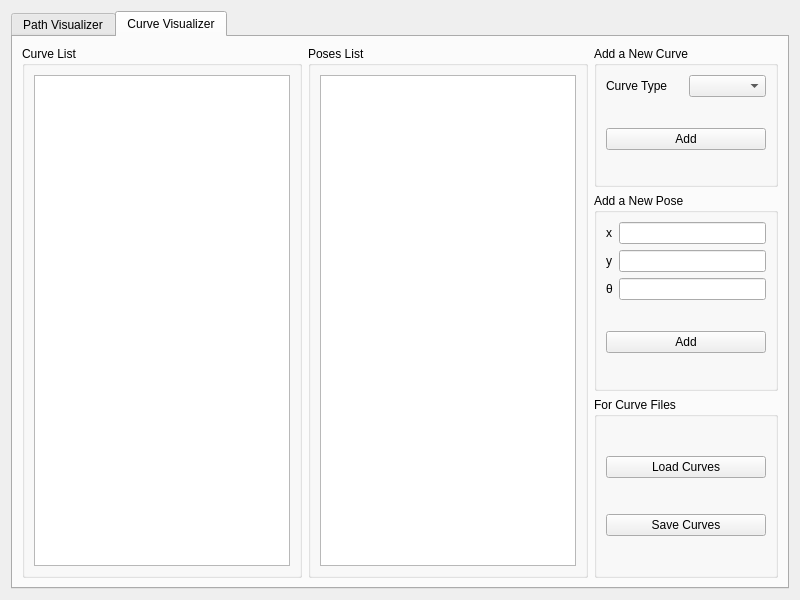
Before: the Qt Designer form src/rviz_plugins/rmpv/ui/rmpv.ui in ai-winter/ros_motion_planning_visualizer, drawn with Qt 5.
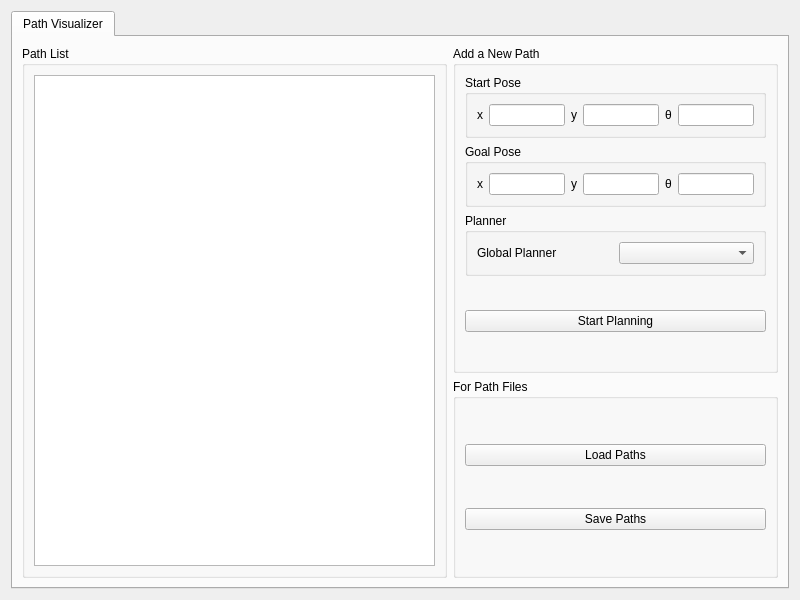
After: the same form once the commit is applied. The open tabs and pages were chosen to show the change.

What changed in the file:
```diff
--- a/src/rviz_plugins/rmpv/ui/rmpv.ui
+++ b/src/rviz_plugins/rmpv/ui/rmpv.ui
@@ -325,339 +325,6 @@
        </item>
       </layout>
      </widget>
-     <widget class="QWidget" name="tab_curve">
-      <attribute name="title">
-       <string>Curve Visualizer</string>
-      </attribute>
-      <layout class="QGridLayout" name="gridLayout_curve">
-       <item row="0" column="0" rowspan="3">
-        <widget class="QGroupBox" name="groupBox_curve_curves">
-         <property name="sizePolicy">
-          <sizepolicy hsizetype="Preferred" vsizetype="Preferred">
-           <horstretch>0</horstretch>
-           <verstretch>0</verstretch>
-          </sizepolicy>
-         </property>
-         <property name="toolTip">
-          <string/>
-         </property>
-         <property name="title">
-          <string>Curve List</string>
-         </property>
-         <layout class="QHBoxLayout" name="horizontalLayout_curve_curves">
-          <item>
-           <widget class="QTableView" name="tableView_curve_curves">
-            <property name="sizePolicy">
-             <sizepolicy hsizetype="Expanding" vsizetype="Expanding">
-              <horstretch>0</horstretch>
-              <verstretch>0</verstretch>
-             </sizepolicy>
-            </property>
-            <property name="horizontalScrollBarPolicy">
-             <enum>Qt::ScrollBarAsNeeded</enum>
-            </property>
-            <property name="sizeAdjustPolicy">
-             <enum>QAbstractScrollArea::AdjustIgnored</enum>
-            </property>
-            <property name="editTriggers">
-             <set>QAbstractItemView::NoEditTriggers</set>
-            </property>
-           </widget>
-          </item>
-         </layout>
-        </widget>
-       </item>
-       <item row="2" column="2">
-        <widget class="QGroupBox" name="groupBox_curve_files">
-         <property name="maximumSize">
-          <size>
-           <width>200</width>
-           <height>16777215</height>
-          </size>
-         </property>
-         <property name="toolTip">
-          <string/>
-         </property>
-         <property name="title">
-          <string>For Curve Files</string>
-         </property>
-         <layout class="QVBoxLayout" name="verticalLayout_curve_files">
-          <item>
-           <spacer name="verticalSpacer_curve_files_1">
-            <property name="orientation">
-             <enum>Qt::Vertical</enum>
-            </property>
-            <property name="sizeHint" stdset="0">
-             <size>
-              <width>20</width>
-              <height>40</height>
-             </size>
-            </property>
-           </spacer>
-          </item>
-          <item>
-           <widget class="QPushButton" name="pushButton_curve_files_load">
-            <property name="toolTip">
-             <string>Load some .json path data files and append them to the path list</string>
-            </property>
-            <property name="text">
-             <string>Load Curves</string>
-            </property>
-           </widget>
-          </item>
-          <item>
-           <spacer name="verticalSpacer_curve_files_2">
-            <property name="orientation">
-             <enum>Qt::Vertical</enum>
-            </property>
-            <property name="sizeHint" stdset="0">
-             <size>
-              <width>20</width>
-              <height>40</height>
-             </size>
-            </property>
-           </spacer>
-          </item>
-          <item>
-           <widget class="QPushButton" name="pushButton_curve_files_save">
-            <property name="toolTip">
-             <string>Save selected paths data into a .json file</string>
-            </property>
-            <property name="text">
-             <string>Save Curves</string>
-            </property>
-           </widget>
-          </item>
-          <item>
-           <spacer name="verticalSpacer_curve_files_3">
-            <property name="orientation">
-             <enum>Qt::Vertical</enum>
-            </property>
-            <property name="sizeHint" stdset="0">
-             <size>
-              <width>20</width>
-              <height>40</height>
-             </size>
-            </property>
-           </spacer>
-          </item>
-         </layout>
-        </widget>
-       </item>
-       <item row="0" column="1" rowspan="3">
-        <widget class="QGroupBox" name="groupBox_curve_poses">
-         <property name="sizePolicy">
-          <sizepolicy hsizetype="Preferred" vsizetype="Preferred">
-           <horstretch>0</horstretch>
-           <verstretch>0</verstretch>
-          </sizepolicy>
-         </property>
-         <property name="toolTip">
-          <string/>
-         </property>
-         <property name="title">
-          <string>Poses List</string>
-         </property>
-         <layout class="QHBoxLayout" name="horizontalLayout_curve_poses">
-          <item>
-           <widget class="QTableView" name="tableView_curve_poses">
-            <property name="sizePolicy">
-             <sizepolicy hsizetype="Expanding" vsizetype="Expanding">
-              <horstretch>0</horstretch>
-              <verstretch>0</verstretch>
-             </sizepolicy>
-            </property>
-            <property name="horizontalScrollBarPolicy">
-             <enum>Qt::ScrollBarAsNeeded</enum>
-            </property>
-            <property name="sizeAdjustPolicy">
-             <enum>QAbstractScrollArea::AdjustIgnored</enum>
-            </property>
-            <property name="editTriggers">
-             <set>QAbstractItemView::NoEditTriggers</set>
-            </property>
-           </widget>
-          </item>
-         </layout>
-        </widget>
-       </item>
-       <item row="1" column="2">
-        <widget class="QGroupBox" name="groupBox_curve_addPose">
-         <property name="maximumSize">
-          <size>
-           <width>200</width>
-           <height>16777215</height>
-          </size>
-         </property>
-         <property name="toolTip">
-          <string>The start point of the new path</string>
-         </property>
-         <property name="title">
-          <string>Add a New Pose</string>
-         </property>
-         <layout class="QVBoxLayout" name="verticalLayout_curve_addPose">
-          <item>
-           <layout class="QGridLayout" name="gridLayout_curve_addPose_inputs">
-            <property name="topMargin">
-             <number>0</number>
-            </property>
-            <item row="0" column="0">
-             <widget class="QLabel" name="label_curve_addPose_x">
-              <property name="text">
-               <string>x</string>
-              </property>
-             </widget>
-            </item>
-            <item row="1" column="0">
-             <widget class="QLabel" name="label_curve_addPose_y">
-              <property name="text">
-               <string>y</string>
-              </property>
-             </widget>
-            </item>
-            <item row="2" column="1">
-             <widget class="QLineEdit" name="lineEdit_curve_addPose_theta"/>
-            </item>
-            <item row="0" column="1">
-             <widget class="QLineEdit" name="lineEdit_curve_addPose_x"/>
-            </item>
-            <item row="2" column="0">
-             <widget class="QLabel" name="label_curve_addPose_theta">
-              <property name="text">
-               <string>θ</string>
-              </property>
-             </widget>
-            </item>
-            <item row="1" column="1">
-             <widget class="QLineEdit" name="lineEdit_curve_addPose_y"/>
-            </item>
-           </layout>
-          </item>
-          <item>
-           <spacer name="verticalSpacer_curve_addPose_1">
-            <property name="orientation">
-             <enum>Qt::Vertical</enum>
-            </property>
-            <property name="sizeHint" stdset="0">
-             <size>
-              <width>20</width>
-              <height>40</height>
-             </size>
-            </property>
-           </spacer>
-          </item>
-          <item>
-           <widget class="QPushButton" name="pushButton_curve_addPose_add">
-            <property name="text">
-             <string>Add</string>
-            </property>
-           </widget>
-          </item>
-          <item>
-           <spacer name="verticalSpacer_curve_addPose_2">
-            <property name="orientation">
-             <enum>Qt::Vertical</enum>
-            </property>
-            <property name="sizeHint" stdset="0">
-             <size>
-              <width>20</width>
-              <height>40</height>
-             </size>
-            </property>
-           </spacer>
-          </item>
-         </layout>
-        </widget>
-       </item>
-       <item row="0" column="2">
-        <widget class="QGroupBox" name="groupBox_curve_addCurve">
-         <property name="enabled">
-          <bool>true</bool>
-         </property>
-         <property name="sizePolicy">
-          <sizepolicy hsizetype="Preferred" vsizetype="Preferred">
-           <horstretch>0</horstretch>
-           <verstretch>0</verstretch>
-          </sizepolicy>
-         </property>
-         <property name="maximumSize">
-          <size>
-           <width>200</width>
-           <height>16777215</height>
-          </size>
-         </property>
-         <property name="toolTip">
-          <string/>
-         </property>
-         <property name="title">
-          <string>Add a New Curve</string>
-         </property>
-         <layout class="QVBoxLayout" name="verticalLayout_curve_addCurve">
-          <item>
-           <layout class="QHBoxLayout" name="horizontalLayout_curve_addCurve_type">
-            <property name="topMargin">
-             <number>0</number>
-            </property>
-            <item>
-             <widget class="QLabel" name="label_curve_addCurve_type">
-              <property name="toolTip">
-               <string/>
-              </property>
-              <property name="text">
-               <string>Curve Type</string>
-              </property>
-             </widget>
-            </item>
-            <item>
-             <widget class="QComboBox" name="comboBox_curve_addCurve_type">
-              <property name="toolTip">
-               <string/>
-              </property>
-             </widget>
-            </item>
-           </layout>
-          </item>
-          <item>
-           <spacer name="verticalSpacer_curve_addCurve_1">
-            <property name="orientation">
-             <enum>Qt::Vertical</enum>
-            </property>
-            <property name="sizeHint" stdset="0">
-             <size>
-              <width>20</width>
-              <height>40</height>
-             </size>
-            </property>
-           </spacer>
-          </item>
-          <item>
-           <widget class="QPushButton" name="pushButton_curve_addCurve_add">
-            <property name="toolTip">
-             <string>Plan and add the configured path to the path list</string>
-            </property>
-            <property name="text">
-             <string>Add</string>
-            </property>
-           </widget>
-          </item>
-          <item>
-           <spacer name="verticalSpacer_curve_addCurve_2">
-            <property name="orientation">
-             <enum>Qt::Vertical</enum>
-            </property>
-            <property name="sizeHint" stdset="0">
-             <size>
-              <width>20</width>
-              <height>40</height>
-             </size>
-            </property>
-           </spacer>
-          </item>
-         </layout>
-        </widget>
-       </item>
-      </layout>
-     </widget>
     </widget>
    </item>
   </layout>
```
Left out of the diff: 10 changed lines with no effect on the pictures.
